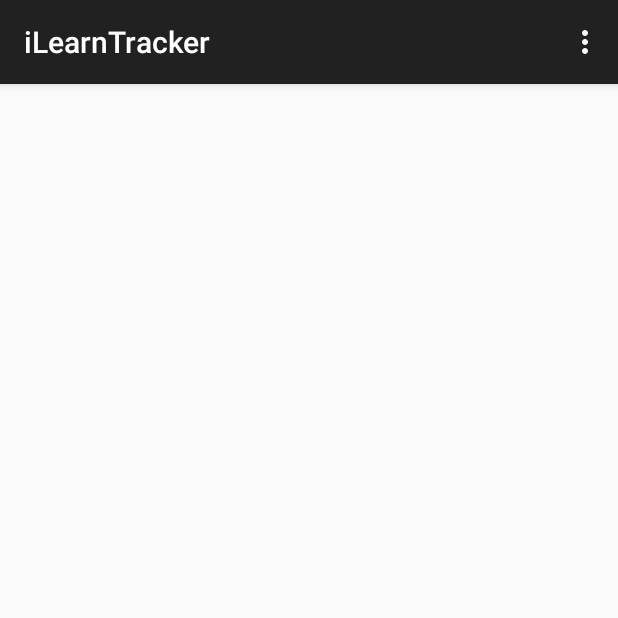
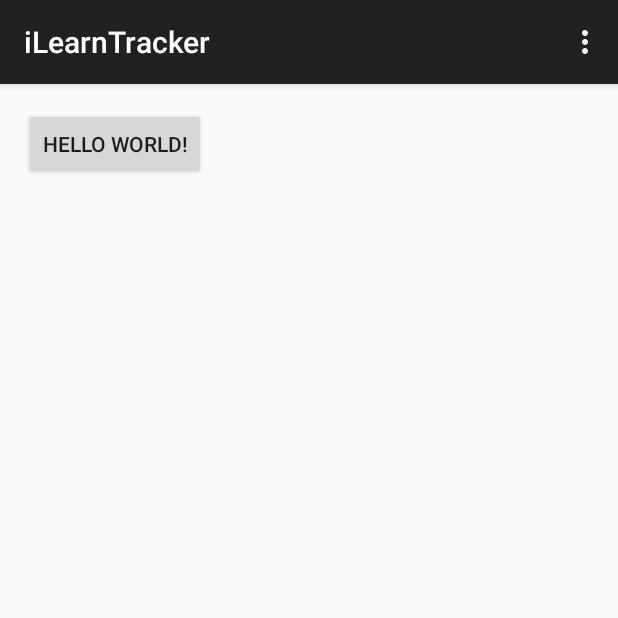
Before and after one commit to meryanh/iLearnTracker, an Android app: the screen it shows after launch (iLearnTracker), on a phone screen of 412 x 824 dp, the top half of it. Run offline under Robolectric (Android 15) with nearby library versions, the phone set to English and light mode, and no system bars.

Commit message:
New Button

```diff
--- a/app/src/main/res/layout/activity_i_learn_tracker.xml
+++ b/app/src/main/res/layout/activity_i_learn_tracker.xml
@@ -5,4 +5,12 @@
     android:paddingTop="@dimen/activity_vertical_margin"
     android:paddingBottom="@dimen/activity_vertical_margin" tools:context=".iLearnTracker">
 
+    <Button
+        android:id="@+id/create"
+        android:layout_width="wrap_content"
+        android:layout_height="wrap_content"
+        android:layout_below="@+id/list"
+        android:text="@string/hello_world"
+        android:onClick="create"/>
+
 </RelativeLayout>
```
